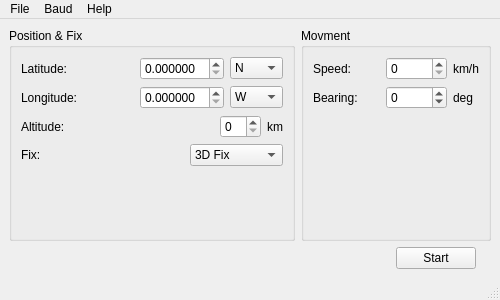
Old version of the form mainwindow.ui in the repository xtremekforever/XKSimulator.
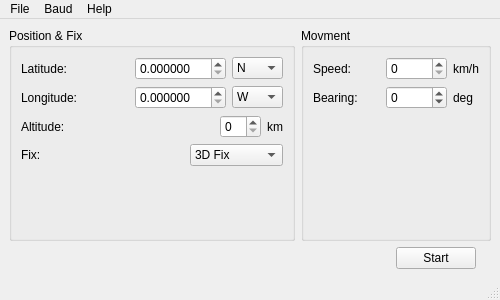
New version of the form. Icons and pictures are not drawn.

Commit message: Fix latitude/longitude min/max limits

Diff of the .ui file:
```diff
--- a/mainwindow.ui
+++ b/mainwindow.ui
@@ -91,6 +91,9 @@
            <property name="decimals">
             <number>6</number>
            </property>
+           <property name="maximum">
+            <double>90.000000000000000</double>
+           </property>
           </widget>
          </item>
          <item row="1" column="2">
@@ -104,6 +107,9 @@
            <property name="decimals">
             <number>6</number>
            </property>
+           <property name="maximum">
+            <double>180.000000000000000</double>
+           </property>
           </widget>
          </item>
         </layout>
```
